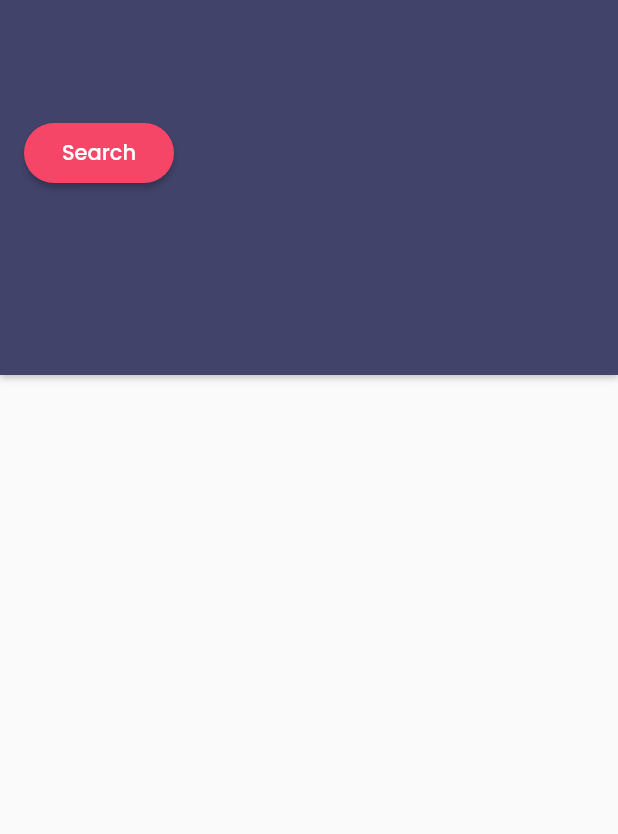
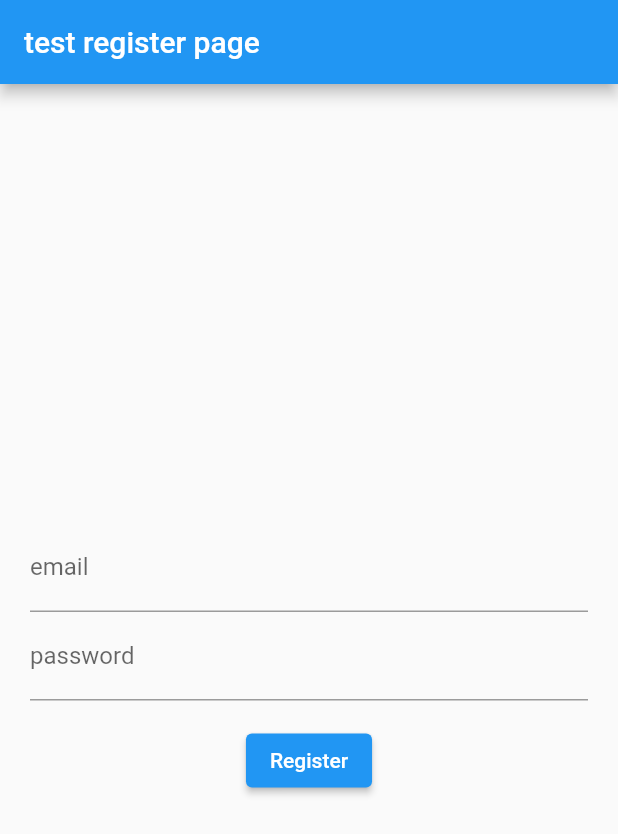
Before and after one commit to qtxbryan/onezero, a Flutter app: the screen it shows after launch, on a phone screen of 412 x 824 dp. Shown: the top 834 px of the screen. Run offline on Flutter 3.47's test engine with Material 2 defaults, Android fonts, the phone set to English and light mode, and no system bars; our stand-ins replace auto_size_text, cloud_firestore, expandable, firebase_auth, firebase_core, font_awesome_flutter and 2 more; accounts and stored records are empty.

Commit message:
complete code and testing for new_user_page

```diff
--- a/lib/main.dart
+++ b/lib/main.dart
@@ -5,6 +5,7 @@ import 'package:onezero/pages/create_listing.dart';
 import 'package:onezero/pages/landing_page.dart';
 import 'package:onezero/pages/test_read_listing.dart';
 import 'package:onezero/pages/profile_page.dart';
+import 'package:onezero/pages/test_register.dart';
 
 Future<void> main() async {
   WidgetsFlutterBinding.ensureInitialized();
@@ -24,7 +25,7 @@ class MyApp extends StatelessWidget {
       theme: ThemeData(
         primarySwatch: Colors.blue,
       ),
-      home: LandingPage(),
+      home: TestRegisterPage(),
     );
   }
 }
--- /dev/null
+++ b/lib/pages/test_register.dart
@@ -0,0 +1,84 @@
+import 'package:flutter/material.dart';
+import 'package:firebase_auth/firebase_auth.dart';
+import 'package:cloud_firestore/cloud_firestore.dart';
+import 'package:onezero/pages/new_user_page.dart';
+import '../auth.dart';
+
+class TestRegisterPage extends StatefulWidget {
+  const TestRegisterPage({super.key});
+
+  @override
+  State<TestRegisterPage> createState() => _TestRegisterPageState();
+}
+
+class _TestRegisterPageState extends State<TestRegisterPage> {
+  String? errorMessage = '';
+
+  final TextEditingController _controllerEmail = TextEditingController();
+  final TextEditingController _controllerPassword = TextEditingController();
+
+  Future<void> createUserWithEmailAndPassword() async {
+    try {
+      await Auth().createUserWithEmailAndPassword(
+        email: _controllerEmail.text,
+        password: _controllerPassword.text,
+      );
+
+      // Get the current user and create a new document with their data
+      User? user = Auth().currentUser;
+      await FirebaseFirestore.instance.collection('users').doc(user?.uid).set({
+        'email': user?.email,
+      });
+    } on FirebaseAuthException catch (e) {
+      setState(() {
+        errorMessage = e.message;
+      });
+    }
+  }
+
+  Widget _entryField(String title, TextEditingController controller) {
+    return TextField(
+        controller: controller,
+        decoration: InputDecoration(
+          labelText: title, //
+        ));
+  }
+
+  Widget _errorMessage() {
+    return Text(errorMessage == '' ? '' : 'Humm ? ${errorMessage}');
+  }
+
+  Widget _submitButton() {
+    return ElevatedButton(
+      onPressed: () {
+        Navigator.of(context).push(MaterialPageRoute(
+            builder: ((context) => NewUserPageWidget(
+                email: _controllerEmail.text,
+                password: _controllerPassword.text))));
+      },
+      child: Text('Register'),
+    );
+  }
+
+  @override
+  Widget build(BuildContext context) {
+    return Scaffold(
+        appBar: AppBar(
+          title: Text('test register page'),
+        ),
+        body: Container(
+            height: double.infinity,
+            width: double.infinity,
+            padding: EdgeInsets.all(20),
+            child: Column(
+              crossAxisAlignment: CrossAxisAlignment.center,
+              mainAxisAlignment: MainAxisAlignment.center,
+              children: [
+                _entryField('email', _controllerEmail),
+                _entryField('password', _controllerPassword),
+                _errorMessage(),
+                _submitButton(),
+              ],
+            )));
+  }
+}
```
Also changed, not shown: lib/pages/new_user_page.dart (added, +363 -0 lines).
